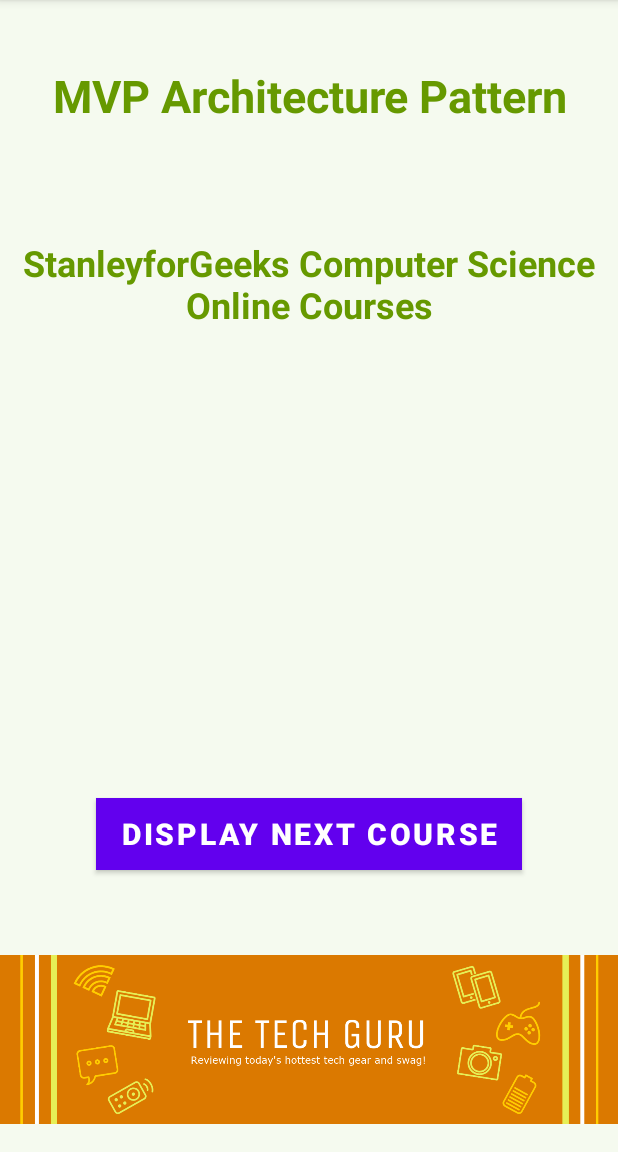
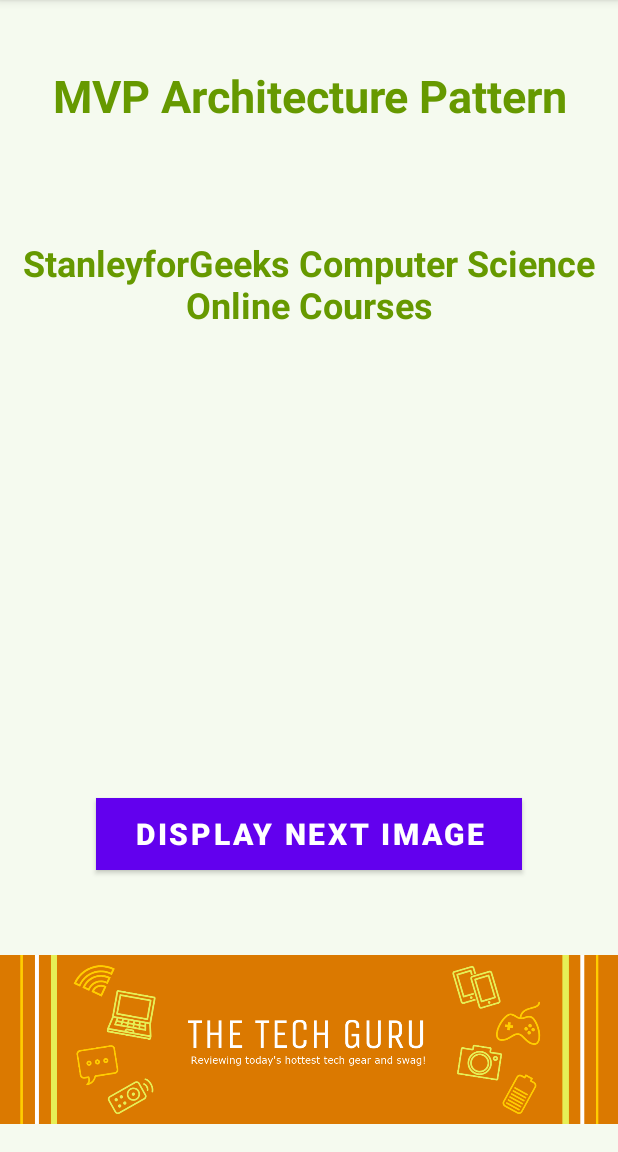
Before and after one commit to AniobiStanley/Pokemon-Images-MVP-App, an Android app: the screen it shows after launch (MainActivity), on a phone screen of 412 x 824 dp, the part 84-1236 px from its top. Run offline under Robolectric (Android 15) with nearby library versions, the phone set to English and light mode, and no system bars; libraries missing offline, so code that uses them is left out: coil.api.load; pictures from the network do not load; Roboto replaces fonts that are not available here.

Commit message:
sixth commit

```diff
--- a/app/src/main/res/values/strings.xml
+++ b/app/src/main/res/values/strings.xml
@@ -1,6 +1,6 @@
 <resources>
     <string name="app_name">Pokemon Images MVP App</string>
-    <string name="buttonText">Display Next Course</string>
+    <string name="buttonText">Display Next Image</string>
     <string name="heading">MVP Architecture Pattern</string>
     <string name="subHeading">StanleyforGeeks Computer Science Online Courses</string>
     <string name="description">Course Description</string>
```
